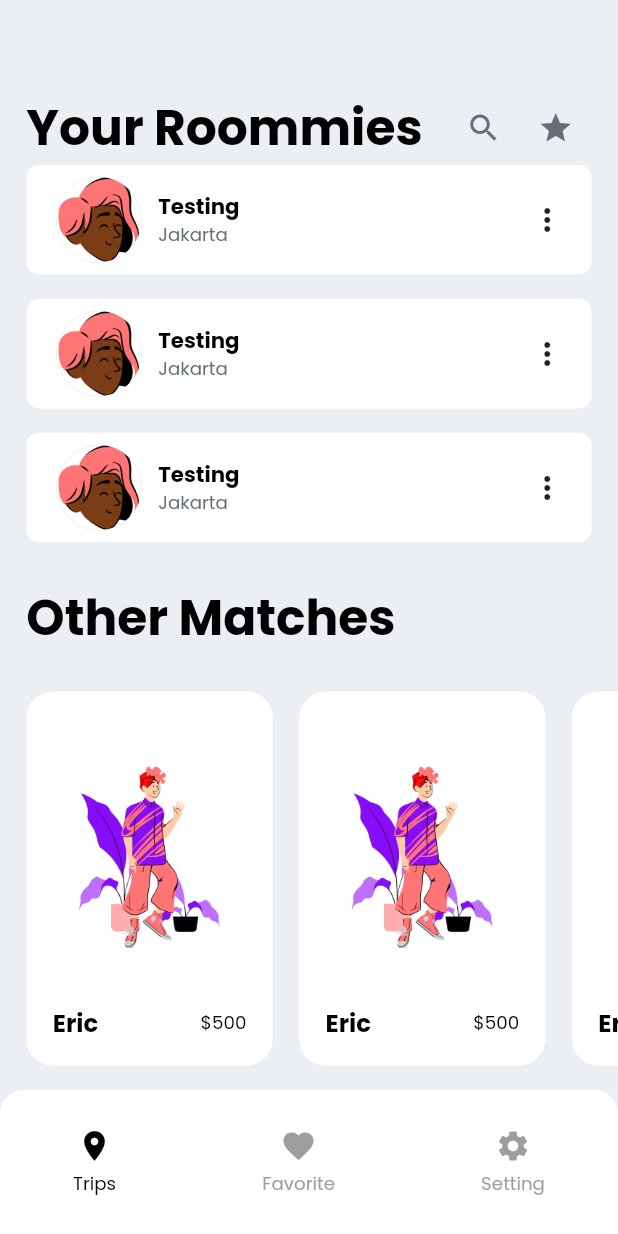
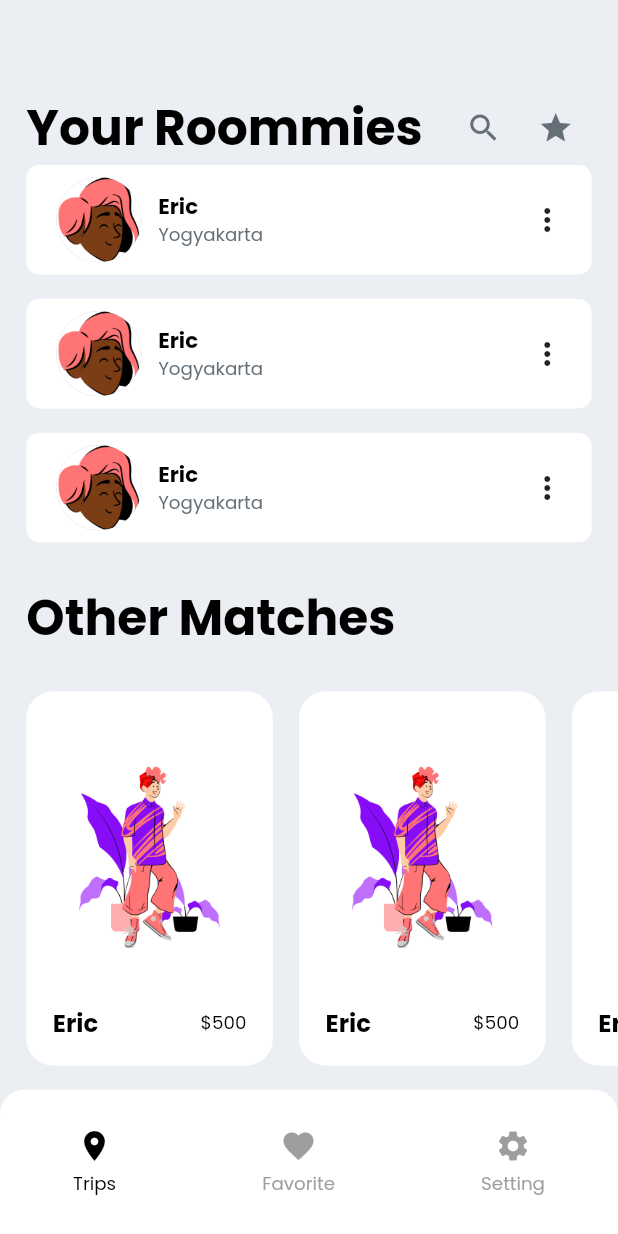
Before and after one commit to satriawarn/FlutterBooking, a Flutter app: the screen it shows after launch, on a phone screen of 412 x 824 dp. Run offline on Flutter 3.47's test engine with Material 2 defaults, Android fonts, the phone set to English and light mode, and no system bars; our stand-ins replace bloc, flutter_bloc, flutter_screenutil.

Commit message:
change dummy name

```diff
--- a/lib/presentation/pages/dashboard/trips/component/trips_header.dart
+++ b/lib/presentation/pages/dashboard/trips/component/trips_header.dart
@@ -94,11 +94,11 @@ class TripsHeader extends StatelessWidget {
               mainAxisSize: MainAxisSize.min,
               children: [
                 Text(
-                  "Testing",
+                  "Eric",
                   style: AppFont.paragraphMediumBold,
                 ),
                 Text(
-                  "Jakarta",
+                  "Yogyakarta",
                   style: AppFont.paragraphSmall.copyWith(
                     color: AppColor.ink02,
                   ),
```
